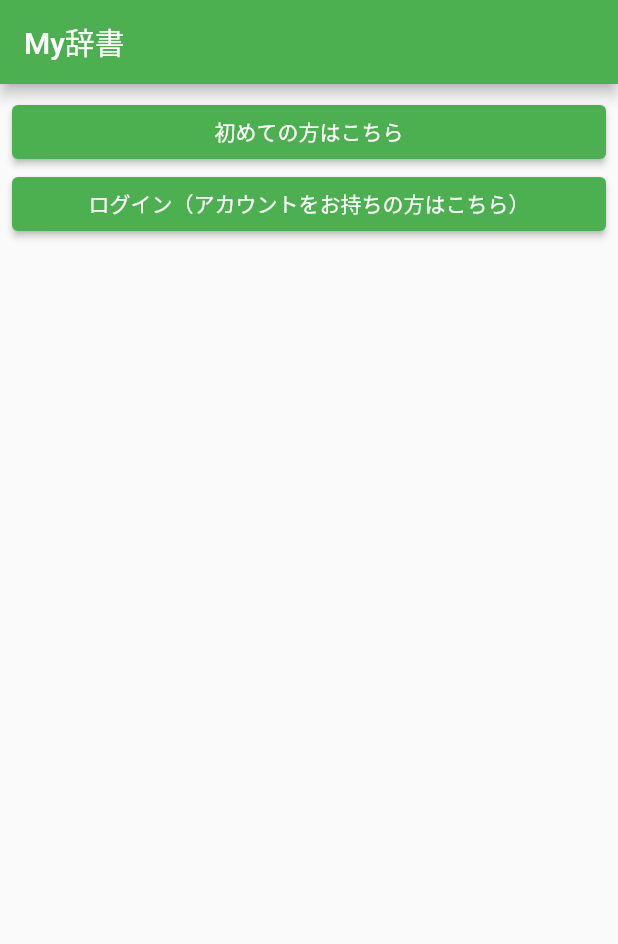
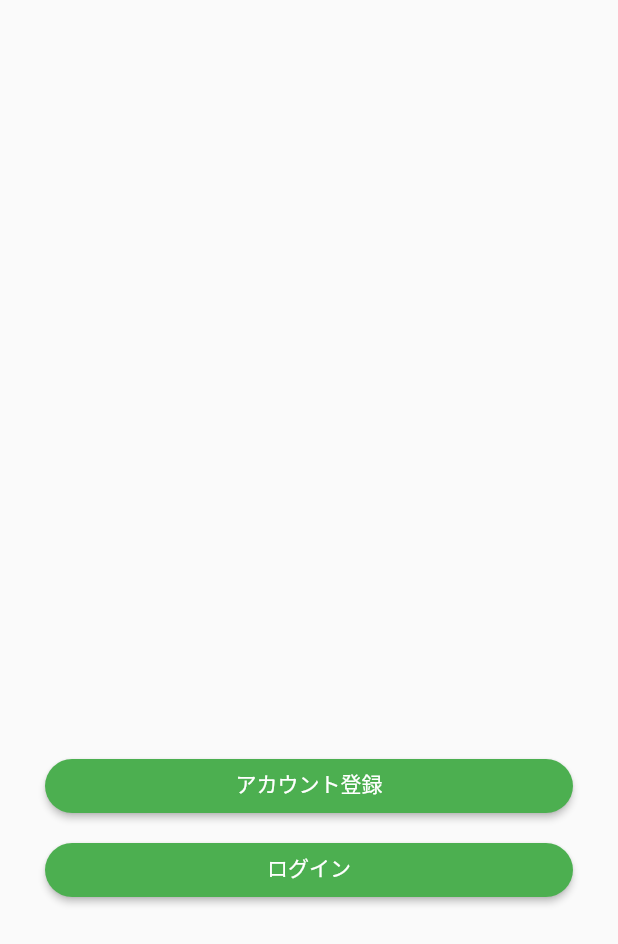
Before and after one commit to kitashio/my-colle-app, a Flutter app: the screen it shows after launch, on a phone screen of 412 x 824 dp. Shown: the top 944 px of the screen. Run offline on Flutter 3.47's test engine with Material 2 defaults, Android fonts, the phone set to English and light mode, and no system bars.

```diff
--- a/lib/Top_Page/top_user_page.dart
+++ b/lib/Top_Page/top_user_page.dart
@@ -14,41 +14,42 @@ class _TopPageState extends State<TopUserPage> {
   @override
   Widget build(BuildContext context) {
     return Scaffold(
-      appBar: AppBar(
-        title: Text('My辞書'),
-      ),
-      body: Container(
-        child: Padding(
-          padding: const EdgeInsets.all(8.0),
-          child: ListView(
-            children: [
-              ButtonTheme(
-                minWidth: 80.0,
-                height: 250.0,
-                child: ElevatedButton(
+      body: Center(
+        child: Container(
+          child: Padding(
+            padding: const EdgeInsets.fromLTRB(30,500,30,0),
+            child: ListView(
+              children: [
+                ElevatedButton(
+                  child: Text('アカウント登録'),
+                  style: ElevatedButton.styleFrom(
+                    shape: const StadiumBorder(),
+                    padding: EdgeInsets.fromLTRB(15, 5, 15, 8),
+                  ),
                   onPressed: () {
                     Navigator.push(
                       context,
                       MaterialPageRoute(builder: (context) => RegisterPage()),
                     );
                   },
-                  child: Text('初めての方はこちら'),
                 ),
-              ),
-              ButtonTheme(
-                minWidth: 80.0,
-                height: 250.0,
-                child: ElevatedButton(
+                const SizedBox(height: 8),
+                ElevatedButton(
+                  child: Text('ログイン',
+                  ),
+                  style: ElevatedButton.styleFrom(
+                    shape: const StadiumBorder(),
+                    padding: EdgeInsets.fromLTRB(15, 5, 15, 8),
+                  ),
                   onPressed: () {
                     Navigator.push(
                       context,
                       MaterialPageRoute(builder: (context) => LoginPage()),
                     );
                   },
-                  child: Text('ログイン（アカウントをお持ちの方はこちら）'),
                 ),
-              ),
-            ],
+              ],
+            ),
           ),
         ),
       ), // This trailing comma makes auto-formatting nicer for build methods.
```
Also changed, not shown: lib/Books_Page/my_Books_page.dart (+28 -13 lines), pubspec.yaml (+2 -54 lines), assets/book.png (added).
